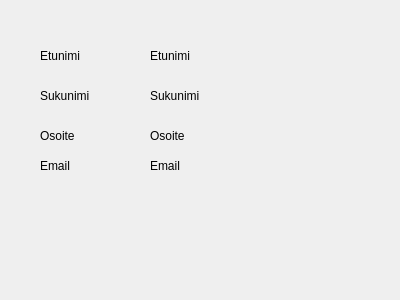
This is frontend/mydata.ui in Tkarsikas/restapi_example as Qt 5 draws it before an edit. The edited form follows.
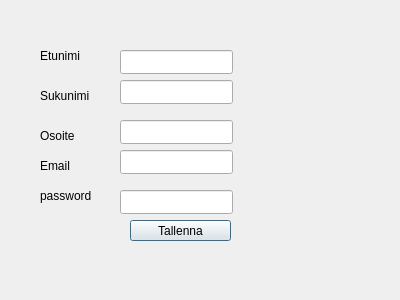
This is the edited form.

The edit to the form file:
```diff
--- a/frontend/mydata.ui
+++ b/frontend/mydata.ui
@@ -26,19 +26,6 @@
     <string>Etunimi</string>
    </property>
   </widget>
-  <widget class="QLabel" name="labelFName">
-   <property name="geometry">
-    <rect>
-     <x>150</x>
-     <y>40</y>
-     <width>221</width>
-     <height>31</height>
-    </rect>
-   </property>
-   <property name="text">
-    <string>Etunimi</string>
-   </property>
-  </widget>
   <widget class="QLabel" name="label_2">
    <property name="geometry">
     <rect>
@@ -78,43 +65,80 @@
     <string>Email</string>
    </property>
   </widget>
-  <widget class="QLabel" name="labelLName">
+  <widget class="QLineEdit" name="textFname">
    <property name="geometry">
     <rect>
-     <x>150</x>
+     <x>120</x>
+     <y>50</y>
+     <width>113</width>
+     <height>24</height>
+    </rect>
+   </property>
+  </widget>
+  <widget class="QLineEdit" name="textLname">
+   <property name="geometry">
+    <rect>
+     <x>120</x>
      <y>80</y>
-     <width>111</width>
-     <height>31</height>
+     <width>113</width>
+     <height>24</height>
     </rect>
    </property>
-   <property name="text">
-    <string>Sukunimi</string>
-   </property>
   </widget>
-  <widget class="QLabel" name="labelAddress">
+  <widget class="QLineEdit" name="textAddress">
    <property name="geometry">
     <rect>
-     <x>150</x>
+     <x>120</x>
      <y>120</y>
-     <width>111</width>
-     <height>31</height>
+     <width>113</width>
+     <height>24</height>
     </rect>
    </property>
-   <property name="text">
-    <string>Osoite</string>
-   </property>
   </widget>
-  <widget class="QLabel" name="labelEmail">
+  <widget class="QLineEdit" name="textEmail">
    <property name="geometry">
     <rect>
-     <x>150</x>
+     <x>120</x>
      <y>150</y>
+     <width>113</width>
+     <height>24</height>
+    </rect>
+   </property>
+  </widget>
+  <widget class="QPushButton" name="btnSave">
+   <property name="geometry">
+    <rect>
+     <x>130</x>
+     <y>220</y>
+     <width>101</width>
+     <height>21</height>
+    </rect>
+   </property>
+   <property name="text">
+    <string>Tallenna</string>
+   </property>
+  </widget>
+  <widget class="QLabel" name="label_5">
+   <property name="geometry">
+    <rect>
+     <x>40</x>
+     <y>180</y>
      <width>111</width>
      <height>31</height>
     </rect>
    </property>
    <property name="text">
-    <string>Email</string>
+    <string>password</string>
+   </property>
+  </widget>
+  <widget class="QLineEdit" name="textPassword">
+   <property name="geometry">
+    <rect>
+     <x>120</x>
+     <y>190</y>
+     <width>113</width>
+     <height>24</height>
+    </rect>
    </property>
   </widget>
  </widget>
```
